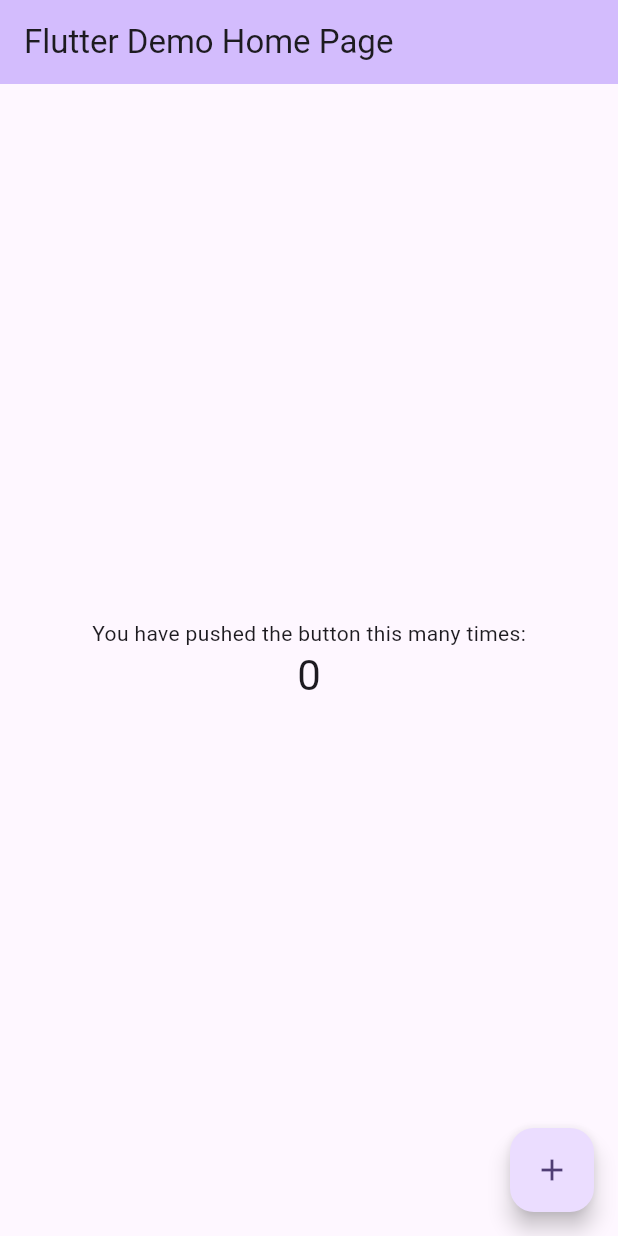
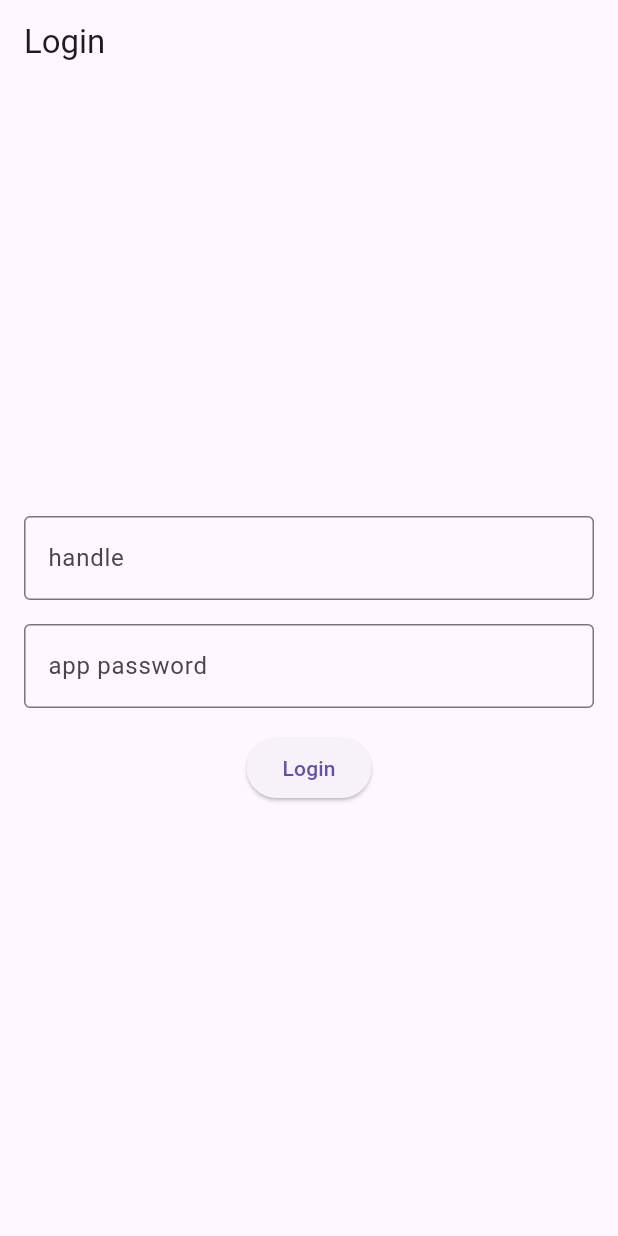
Before and after one commit to aoisensi/skysoda, a Flutter app: the screen it shows after launch, on a phone screen of 412 x 824 dp. Run offline on Flutter 3.47's test engine with Material 3 defaults, Android fonts, the light colour scheme and no system bars; our stand-ins replace flutter_hooks, flutter_riverpod, freezed_annotation, hooks_riverpod, shared_preferences; missing offline and left inert: atproto, bluesky.

Commit message:
✨ タイムライン

```diff
--- a/lib/main.dart
+++ b/lib/main.dart
@@ -1,122 +1,18 @@
 import 'package:flutter/material.dart';
+import 'package:flutter_riverpod/flutter_riverpod.dart';
+import 'package:shared_preferences/shared_preferences.dart';
+import 'package:skysoda/widget/app.dart';
+import 'package:skysoda/pod/preference_pod.dart';
 
-void main() {
-  runApp(const MyApp());
+void main() async {
+  final sp = await SharedPreferencesWithCache.create(
+    cacheOptions: SharedPreferencesWithCacheOptions(),
+  );
+
+  runApp(
+    ProviderScope(
+      overrides: [podSharedPreferences.overrideWithValue(sp)],
+      child: App(),
+    ),
+  );
 }
-
-class MyApp extends StatelessWidget {
-  const MyApp({super.key});
-
-  // This widget is the root of your application.
-  @override
-  Widget build(BuildContext context) {
-    return MaterialApp(
-      title: 'Flutter Demo',
-      theme: ThemeData(
-        // This is the theme of your application.
-        //
-        // TRY THIS: Try running your application with "flutter run". You'll see
-        // the application has a purple toolbar. Then, without quitting the app,
-        // try changing the seedColor in the colorScheme below to Colors.green
-        // and then invoke "hot reload" (save your changes or press the "hot
-        // reload" button in a Flutter-supported IDE, or press "r" if you used
-        // the command line to start the app).
-        //
-        // Notice that the counter didn't reset back to zero; the application
-        // state is not lost during the reload. To reset the state, use hot
-        // restart instead.
-        //
-        // This works for code too, not just values: Most code changes can be
-        // tested with just a hot reload.
-        colorScheme: ColorScheme.fromSeed(seedColor: Colors.deepPurple),
-      ),
-      home: const MyHomePage(title: 'Flutter Demo Home Page'),
-    );
-  }
-}
-
-class MyHomePage extends StatefulWidget {
-  const MyHomePage({super.key, required this.title});
-
-  // This widget is the home page of your application. It is stateful, meaning
-  // that it has a State object (defined below) that contains fields that affect
-  // how it looks.
-
-  // This class is the configuration for the state. It holds the values (in this
-  // case the title) provided by the parent (in this case the App widget) and
-  // used by the build method of the State. Fields in a Widget subclass are
-  // always marked "final".
-
-  final String title;
-
-  @override
-  State<MyHomePage> createState() => _MyHomePageState();
-}
-
-class _MyHomePageState extends State<MyHomePage> {
-  int _counter = 0;
-
-  void _incrementCounter() {
-    setState(() {
-      // This call to setState tells the Flutter framework that something has
-      // changed in this State, which causes it to rerun the build method below
-      // so that the display can reflect the updated values. If we changed
-      // _counter without calling setState(), then the build method would not be
-      // called again, and so nothing would appear to happen.
-      _counter++;
-    });
-  }
-
-  @override
-  Widget build(BuildContext context) {
-    // This method is rerun every time setState is called, for instance as done
-    // by the _incrementCounter method above.
-    //
-    // The Flutter framework has been optimized to make rerunning build methods
-    // fast, so that you can just rebuild anything that needs updating rather
-    // than having to individually change instances of widgets.
-    return Scaffold(
-      appBar: AppBar(
-        // TRY THIS: Try changing the color here to a specific color (to
-        // Colors.amber, perhaps?) and trigger a hot reload to see the AppBar
-        // change color while the other colors stay the same.
-        backgroundColor: Theme.of(context).colorScheme.inversePrimary,
-        // Here we take the value from the MyHomePage object that was created by
-        // the App.build method, and use it to set our appbar title.
-        title: Text(widget.title),
-      ),
-      body: Center(
-        // Center is a layout widget. It takes a single child and positions it
-        // in the middle of the parent.
-        child: Column(
-          // Column is also a layout widget. It takes a list of children and
-          // arranges them vertically. By default, it sizes itself to fit its
-          // children horizontally, and tries to be as tall as its parent.
-          //
-          // Column has various properties to control how it sizes itself and
-          // how it positions its children. Here we use mainAxisAlignment to
-          // center the children vertically; the main axis here is the vertical
-          // axis because Columns are vertical (the cross axis would be
-          // horizontal).
-          //
-          // TRY THIS: Invoke "debug painting" (choose the "Toggle Debug Paint"
-          // action in the IDE, or press "p" in the console), to see the
-          // wireframe for each widget.
-          mainAxisAlignment: MainAxisAlignment.center,
-          children: <Widget>[
-            const Text('You have pushed the button this many times:'),
-            Text(
-              '$_counter',
-              style: Theme.of(context).textTheme.headlineMedium,
-            ),
-          ],
-        ),
-      ),
-      floatingActionButton: FloatingActionButton(
-        onPressed: _incrementCounter,
-        tooltip: 'Increment',
-        child: const Icon(Icons.add),
-      ), // This trailing comma makes auto-formatting nicer for build methods.
-    );
-  }
-}
--- /dev/null
+++ b/lib/widget/app.dart
@@ -0,0 +1,21 @@
+import 'package:flutter/material.dart';
+import 'package:flutter_riverpod/flutter_riverpod.dart';
+import 'package:skysoda/pod/preference_pod.dart';
+import 'package:skysoda/widget/page/home_page.dart';
+import 'package:skysoda/widget/page/login_page.dart';
+
+class App extends ConsumerWidget {
+  const App({super.key});
+
+  @override
+  Widget build(BuildContext context, WidgetRef ref) {
+    return MaterialApp(
+      title: 'Riverpod Counter',
+      theme: ThemeData(primarySwatch: Colors.blue),
+      home:
+          ref.watch(podPreferencesCredentials).isNotEmpty
+              ? const HomePage()
+              : const LoginPage(),
+    );
+  }
+}
--- /dev/null
+++ b/lib/widget/page/login_page.dart
@@ -0,0 +1,54 @@
+import 'package:flutter/material.dart';
+import 'package:flutter_hooks/flutter_hooks.dart';
+import 'package:hooks_riverpod/hooks_riverpod.dart';
+import 'package:skysoda/pod/atproto/atproto_session_pod.dart';
+import 'package:skysoda/pod/preference_pod.dart';
+
+class LoginPage extends HookConsumerWidget {
+  const LoginPage({super.key});
+
+  @override
+  Widget build(BuildContext context, WidgetRef ref) {
+    final handle = useState("");
+    final password = useState("");
+    return Scaffold(
+      appBar: AppBar(title: Text('Login')),
+      body: Padding(
+        padding: const EdgeInsets.all(16.0),
+        child: Column(
+          mainAxisAlignment: MainAxisAlignment.center,
+          children: <Widget>[
+            TextField(
+              decoration: InputDecoration(
+                labelText: 'handle',
+                border: OutlineInputBorder(),
+              ),
+              onChanged: (value) => handle.value = value,
+            ),
+            SizedBox(height: 16.0),
+            TextField(
+              decoration: InputDecoration(
+                labelText: 'app password',
+                border: OutlineInputBorder(),
+              ),
+              obscureText: true,
+              onChanged: (value) => password.value = value,
+            ),
+            SizedBox(height: 16.0),
+            ElevatedButton(
+              onPressed: () async {
+                await ref.read(
+                  podAtprotoSession((handle.value, password.value, "")).future,
+                );
+                ref
+                    .read(podPreferencesCredentials.notifier)
+                    .add("${handle.value}\$${password.value}");
+              },
+              child: Text('Login'),
+            ),
+          ],
+        ),
+      ),
+    );
+  }
+}
--- a/pubspec.yaml
+++ b/pubspec.yaml
@@ -28,19 +28,23 @@ environment:
 # the latest version available on pub.dev. To see which dependencies have newer
 # versions available, run `flutter pub outdated`.
 dependencies:
+  atproto: ^0.13.3
   bluesky: ^0.18.10
   cupertino_icons: ^1.0.8
   flutter:
     sdk: flutter
   flutter_hooks: ^0.21.2
   flutter_riverpod: ^2.6.1
+  freezed_annotation: ^2.4.4
   hooks_riverpod: ^2.6.1
   shared_preferences: ^2.5.2
 
 dev_dependencies:
+  build_runner: ^2.4.15
   flutter_lints: ^5.0.0
   flutter_test:
     sdk: flutter
+  freezed: ^2.5.8
 
 # For information on the generic Dart part of this file, see the
 # following page: https://dart.dev/tools/pub/pubspec
```
Also changed, not shown: lib/entity/bluesky/bluesky_post.dart (added, +14 -0 lines), lib/entity/bluesky/bluesky_profile.dart (added, +32 -0 lines), lib/pod/atproto/atproto_session_pod.dart (added, +44 -0 lines), lib/pod/bluesky/blueksy_post_pod.dart (added, +39 -0 lines), lib/pod/bluesky/bluesky_profile_pod.dart (added, +37 -0 lines), lib/pod/bluesky/bluesky_session_pod.dart (added, +11 -0 lines), lib/pod/bluesky/bluesky_timeline_pod.dart (added, +38 -0 lines), lib/pod/preference_pod.dart (added, +65 -0 lines), lib/widget/page/home/cell/cell_post_view.dart (added, +49 -0 lines), lib/widget/page/home/column/column_timeline_view.dart (added, +29 -0 lines), lib/widget/page/home_page.dart (added, +24 -0 lines), lib/entity/bluesky/bluesky_post.freezed.dart (added), lib/entity/bluesky/bluesky_profile.freezed.dart (added), pubspec.lock, 2 other files.
